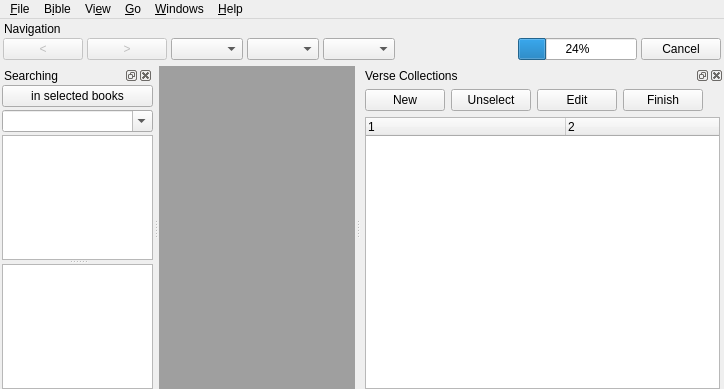
This is mainWindow.ui in vanyog/ReadTheBible5 as Qt 5 draws it before an edit. The edited form follows.
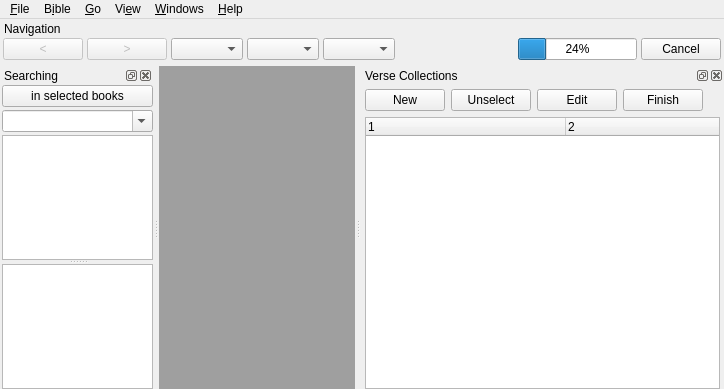
This is the edited form. Custom widgets are drawn as their Qt base class.

Diff of the .ui file:
```diff
--- a/mainWindow.ui
+++ b/mainWindow.ui
@@ -140,8 +140,8 @@
    </widget>
    <addaction name="menu_File"/>
    <addaction name="menu_Bible_1"/>
-   <addaction name="menu_View"/>
    <addaction name="menu_Go"/>
+   <addaction name="menu_View"/>
    <addaction name="menu_Windows"/>
    <addaction name="menuHelp"/>
   </widget>
```
